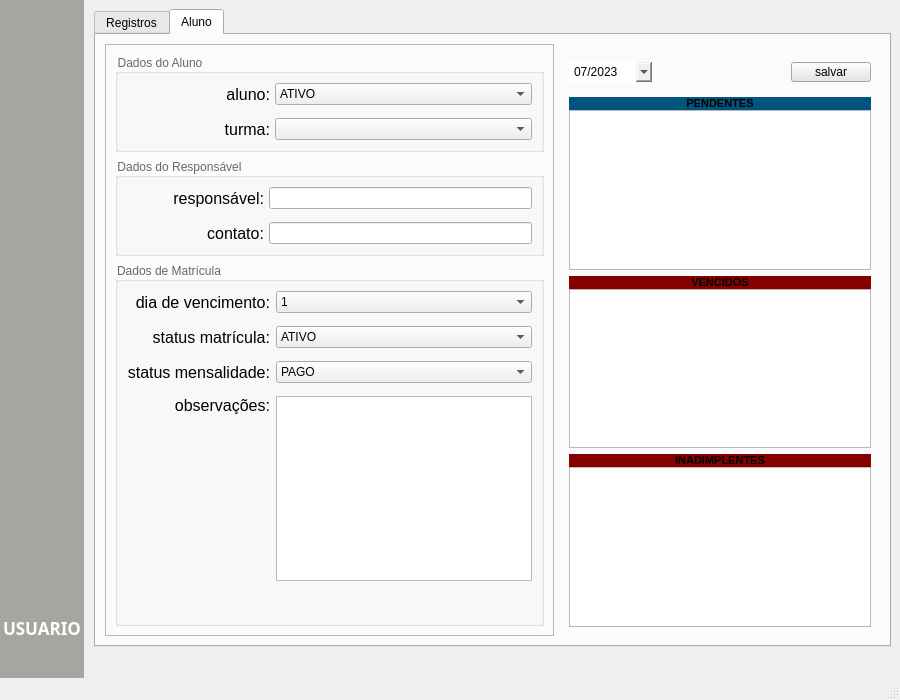
First picture: the form in src/uiFiles/Matriculas.ui, repository iagoofelipe/Unit-controle-financeiro, before the edit.
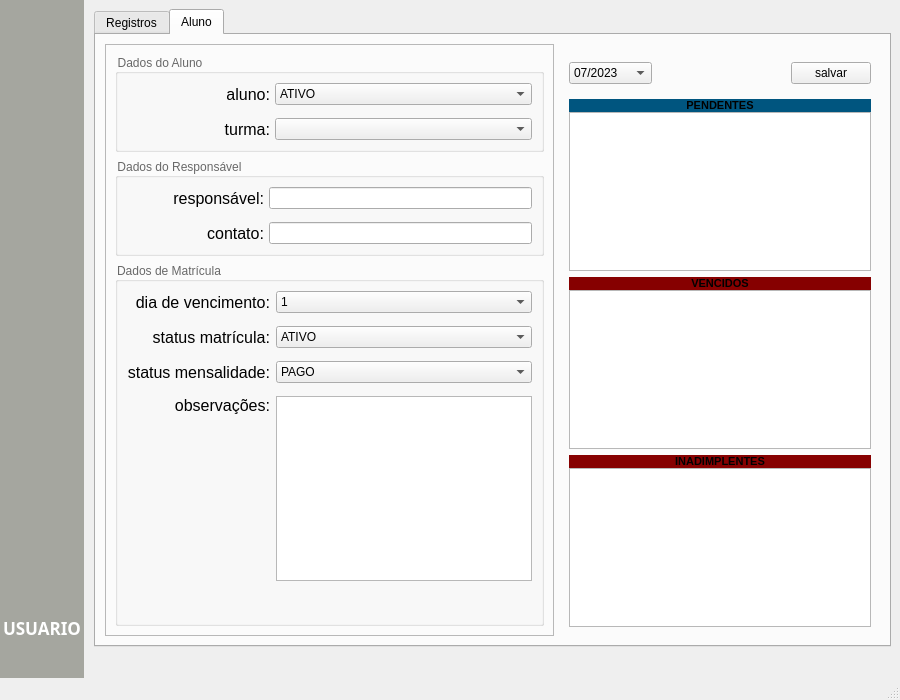
Second picture: the form after the edit. The open tabs and pages were chosen to show the change. Icons and pictures are not drawn.

Commit message: new file:   Files/default.ini 	new file:   Files/entradas.csv 	new file:   Files/saidas.csv 	modified:   controller/_CMatriculas.py 	modified:   controller/_MainController.py 	modified:   model/_MLogin.py 	modified:   model/_MMatriculas.py 	modified:   model/_MainModel.py 	modified:   requeriments.txt 	modified:   src/autoFiles/Matriculas_ui.py 	modified:   src/uiFiles/Matriculas.ui 	modified:   utils/_Database.py 	modified:   utils/_Server.py 	modified:   view/_MainView.py 	modified:   view/_VLogin.py 	modified:   view/_VMatriculas.py 	new file:   view/_app.py

Patch:
```diff
--- a/src/uiFiles/Matriculas.ui
+++ b/src/uiFiles/Matriculas.ui
@@ -703,14 +703,7 @@
                        <bool>false</bool>
                       </property>
                       <property name="styleSheet">
-                       <string notr="true">QComboBox {
-	background-color: &quot;white&quot;;
-	border: 0;
-}
-
-QComboBox:hover {
-	background-color: #e5e5e5;
-}</string>
+                       <string notr="true"/>
                       </property>
                       <property name="sizeAdjustPolicy">
                        <enum>QComboBox::AdjustToContentsOnFirstShow</enum>
@@ -774,7 +767,7 @@
                        </size>
                       </property>
                       <property name="styleSheet">
-                       <string notr="true">background-color: rgb(229, 229, 229);</string>
+                       <string notr="true"/>
                       </property>
                       <property name="text">
                        <string>salvar</string>
```
The commit also changes 16 other files.
